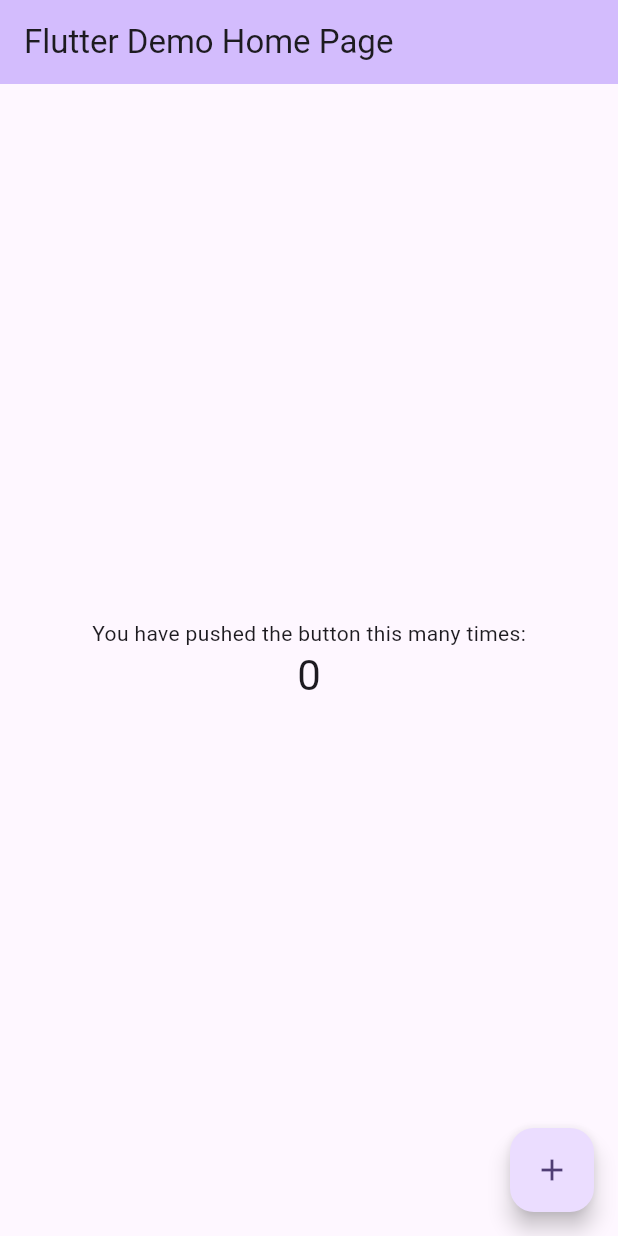
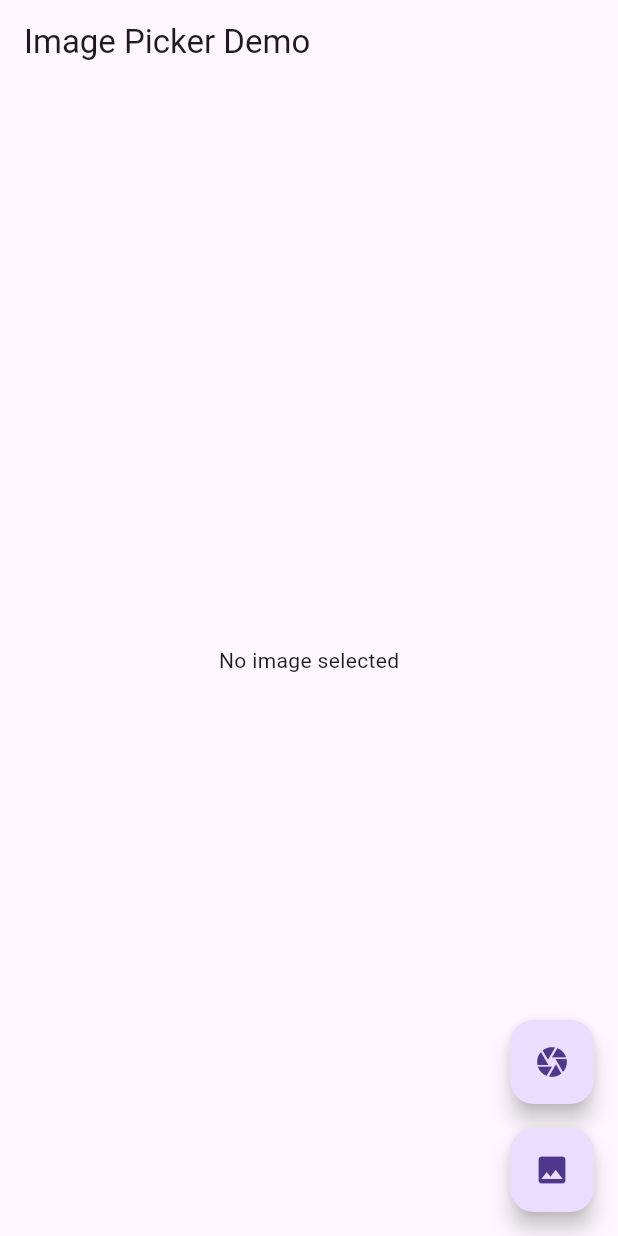
Before and after one commit to bboshapham/image_picker, a Flutter app: the screen it shows after launch, on a phone screen of 412 x 824 dp. Run offline on Flutter 3.47's test engine with Material 3 defaults, Android fonts, the phone set to English and light mode, and no system bars; our stand-ins replace image_picker.

Commit message:
add image picker

```diff
--- a/lib/main.dart
+++ b/lib/main.dart
@@ -1,4 +1,7 @@
+import 'dart:io';
+
 import 'package:flutter/material.dart';
+import 'package:image_picker/image_picker.dart';
 
 void main() {
   runApp(const MyApp());
@@ -7,35 +10,33 @@ void main() {
 class MyApp extends StatelessWidget {
   const MyApp({super.key});
 
-  // This widget is the root of your application.
   @override
   Widget build(BuildContext context) {
     return MaterialApp(
-      title: 'Flutter Demo',
+      title: 'Image Picker Demo',
       theme: ThemeData(
-        colorScheme: ColorScheme.fromSeed(seedColor: Colors.deepPurple),
-        useMaterial3: true,
+        primarySwatch: Colors.blue,
       ),
-      home: const MyHomePage(title: 'Flutter Demo Home Page'),
+      home: const ImagePickerScreen(),
     );
   }
 }
 
-class MyHomePage extends StatefulWidget {
-  const MyHomePage({super.key, required this.title});
-
-  final String title;
+class ImagePickerScreen extends StatefulWidget {
+  const ImagePickerScreen({super.key});
 
   @override
-  State<MyHomePage> createState() => _MyHomePageState();
+  // ignore: library_private_types_in_public_api
+  _ImagePickerScreenState createState() => _ImagePickerScreenState();
 }
 
-class _MyHomePageState extends State<MyHomePage> {
-  int _counter = 0;
+class _ImagePickerScreenState extends State<ImagePickerScreen> {
+  XFile? _imageFile;
 
-  void _incrementCounter() {
+  Future<void> _pickImage(ImageSource source) async {
+    XFile? pickedImage = await ImagePicker().pickImage(source: source);
     setState(() {
-      _counter++;
+      _imageFile = pickedImage;
     });
   }
 
@@ -43,28 +44,29 @@ class _MyHomePageState extends State<MyHomePage> {
   Widget build(BuildContext context) {
     return Scaffold(
       appBar: AppBar(
-        backgroundColor: Theme.of(context).colorScheme.inversePrimary,
-        title: Text(widget.title),
+        title: const Text('Image Picker Demo'),
       ),
       body: Center(
-        child: Column(
-          mainAxisAlignment: MainAxisAlignment.center,
-          children: <Widget>[
-            const Text(
-              'You have pushed the button this many times:',
-            ),
-            Text(
-              '$_counter',
-              style: Theme.of(context).textTheme.headlineMedium,
-            ),
-          ],
-        ),
+        child: _imageFile == null
+            ? const Text('No image selected')
+            : Image.file(File(_imageFile!.path)),
       ),
-      floatingActionButton: FloatingActionButton(
-        onPressed: _incrementCounter,
-        tooltip: 'Increment',
-        child: const Icon(Icons.add),
-      ), // This trailing comma makes auto-formatting nicer for build methods.
+      floatingActionButton: Column(
+        mainAxisAlignment: MainAxisAlignment.end,
+        children: <Widget>[
+          FloatingActionButton(
+            onPressed: () => _pickImage(ImageSource.camera),
+            tooltip: 'Pick Image from Camera',
+            child: const Icon(Icons.camera),
+          ),
+          const SizedBox(height: 16),
+          FloatingActionButton(
+            onPressed: () => _pickImage(ImageSource.gallery),
+            tooltip: 'Pick Image from Gallery',
+            child: const Icon(Icons.image),
+          ),
+        ],
+      ),
     );
   }
 }
```
Also changed, not shown: pubspec.yaml (+3 -4 lines), pubspec.lock, 5 other files.
